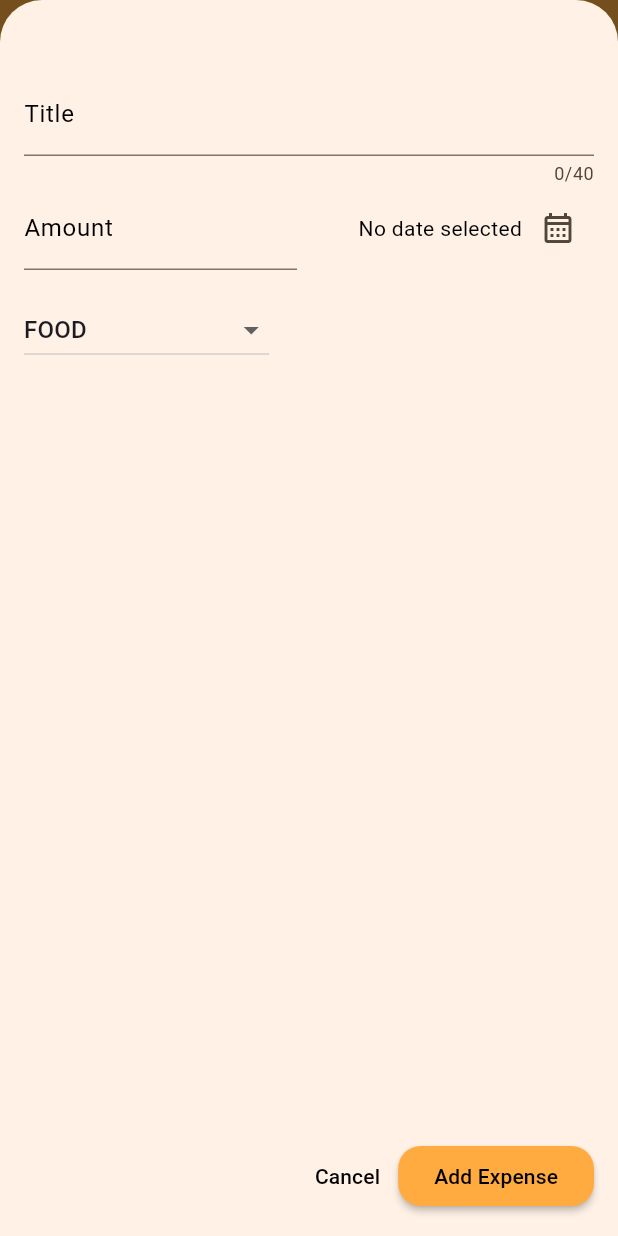
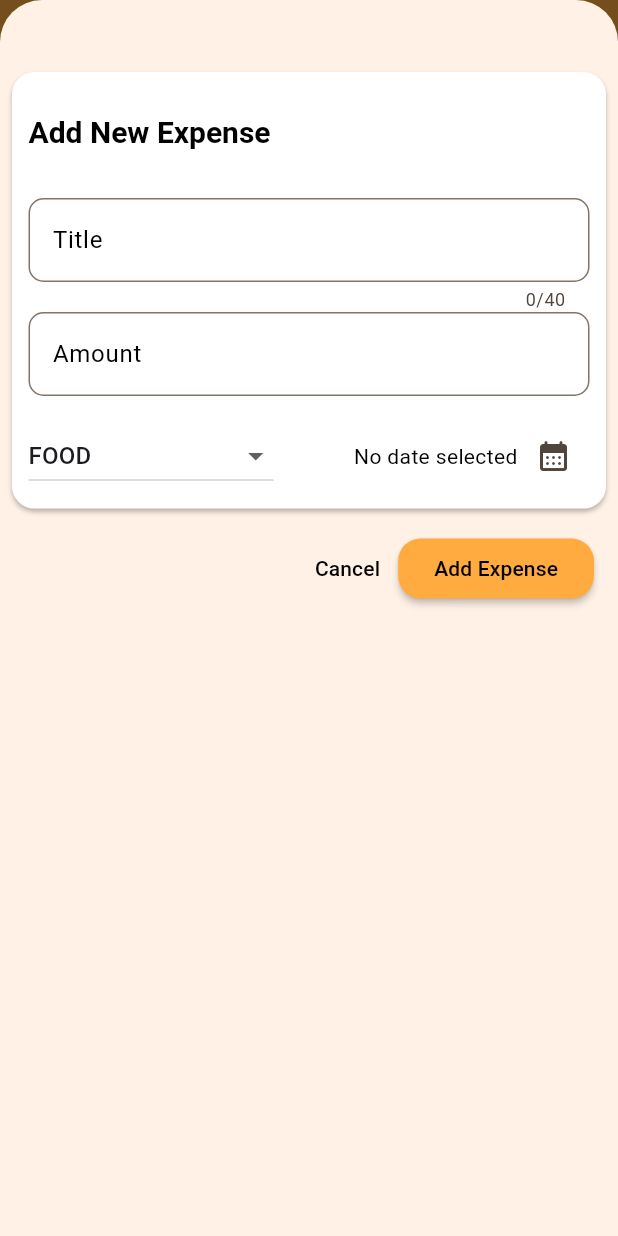
Before and after one commit to NavidZamanKhan/Expense-Tracker-App, a Flutter app: the screen it shows after launch, after a tap on the "add" icon, on a phone screen of 412 x 824 dp. Run offline on Flutter 3.47's test engine with Material 3 defaults, Android fonts, the phone set to English and light mode, and no system bars; our stand-ins replace google_fonts.

Commit message:
redesigned the whole model form

```diff
--- a/lib/main.dart
+++ b/lib/main.dart
@@ -68,7 +68,7 @@ void main() {
         ///cardTheme
         cardTheme: const CardTheme().copyWith(
           color: kColorScheme.surfaceContainerLow,
-          margin: const EdgeInsets.symmetric(horizontal: 10, vertical: 6),
+          margin: const EdgeInsets.symmetric(horizontal: 8, vertical: 4),
           elevation: 2,
           shape: RoundedRectangleBorder(
             borderRadius: BorderRadius.circular(15),
@@ -101,6 +101,14 @@ void main() {
             color: Colors.black,
           ),
         ),
+
+        ///inputDecorationTheme
+        inputDecorationTheme: InputDecorationTheme(
+          border: OutlineInputBorder(
+            borderRadius: BorderRadius.circular(10),
+            gapPadding: 4,
+          ),
+        ),
       ),
       themeMode: ThemeMode.system,
       home: Expenses(),
--- a/lib/widget/expenses_list/expenses_list.dart
+++ b/lib/widget/expenses_list/expenses_list.dart
@@ -16,6 +16,8 @@ class ExpensesList extends StatelessWidget {
   Widget build(BuildContext context) {
     return ListView.builder(
       itemCount: expenses.length,
+
+      ///itemBuilder
       itemBuilder:
           (ctx, index) => Dismissible(
             key: ValueKey(ExpensesItem(expenses[index])),
--- a/lib/widget/new_expense.dart
+++ b/lib/widget/new_expense.dart
@@ -22,6 +22,7 @@ class _NewExpenseState extends State<NewExpense> {
   DateTime? _selectedDate;
   Category _selectedCategory = Category.food;
 
+  ///_presentDatePicker
   void _presentDatePicker() async {
     final now = DateTime.now();
     final firstDate = DateTime(now.year - 25, now.month, now.day);
@@ -101,9 +102,40 @@ class _NewExpenseState extends State<NewExpense> {
   @override
   Widget build(context) {
     return Padding(
-      padding: EdgeInsets.fromLTRB(16, 48, 16, 16),
+      padding: EdgeInsets.fromLTRB(8, 48, 8, 16),
       child: Column(
         children: [
+          Container(
+            decoration: BoxDecoration(
+              border: Border.all(color: Colors.white),
+              borderRadius: BorderRadius.circular(15),
+              color: Colors.white,
+              boxShadow: const [
+                BoxShadow(
+                  color: Colors.black26,
+                  blurRadius: 2,
+                  offset: Offset(0, 2),
+                ),
+              ],
+            ),
+            child: Padding(
+              padding: const EdgeInsets.all(10),
+              child: Column(
+                children: [
+                  Row(
+                    crossAxisAlignment: CrossAxisAlignment.start,
+                    children: [
+                      Padding(
+                        padding: const EdgeInsets.only(top: 16, bottom: 32),
+                        child: Text(
+                          "Add New Expense",
+                          style: Theme.of(context).textTheme.titleLarge,
+                        ),
+                      ),
+                    ],
+                  ),
+
+                  ///TextFields
                   TextField(
                     maxLength: 40,
                     controller: _titleController,
@@ -111,12 +143,12 @@ class _NewExpenseState extends State<NewExpense> {
                     decoration: const InputDecoration(
                       labelText: "Title",
                       labelStyle: TextStyle(color: Colors.black),
-              hintText: "Enter the title of the expense",
                     ),
                   ),
                   Row(
                     children: [
                       Expanded(
+                        ///TextField
                         child: TextField(
                           controller: _amountController,
                           keyboardType: TextInputType.number,
@@ -128,30 +160,12 @@ class _NewExpenseState extends State<NewExpense> {
                           ),
                         ),
                       ),
-              const SizedBox(width: 16),
-              Expanded(
-                child: Row(
-                  mainAxisAlignment: MainAxisAlignment.end,
-                  crossAxisAlignment: CrossAxisAlignment.center,
-                  children: [
-                    Text(
-                      _selectedDate == null
-                          ? "No date selected"
-                          : formatter.format(_selectedDate!),
-                      style: const TextStyle(color: Colors.black),
-                    ),
-                    IconButton(
-                      onPressed: _presentDatePicker,
-                      icon: const Icon(Icons.calendar_month_outlined),
-                    ),
-                  ],
-                ),
-              ),
                     ],
                   ),
                   const SizedBox(height: 16),
                   Row(
                     children: [
+                      ///DropdownButton
                       DropdownButton(
                         value: _selectedCategory,
                         items:
@@ -169,10 +183,37 @@ class _NewExpenseState extends State<NewExpense> {
                               _selectedCategory = value;
                             }),
                       ),
+                      const SizedBox(width: 12),
+                      Expanded(
+                        child: Row(
+                          mainAxisAlignment: MainAxisAlignment.end,
+                          crossAxisAlignment: CrossAxisAlignment.center,
+                          children: [
+                            Text(
+                              _selectedDate == null
+                                  ? "No date selected"
+                                  : formatter.format(_selectedDate!),
+                              style: const TextStyle(color: Colors.black),
+                            ),
+
+                            ///IconButton
+                            IconButton(
+                              onPressed: _presentDatePicker,
+                              icon: const Icon(Icons.calendar_month_rounded),
+                            ),
                           ],
                         ),
-          Spacer(),
-          Row(
+                      ),
+                    ],
+                  ),
+                ],
+              ),
+            ),
+          ),
+
+          Padding(
+            padding: const EdgeInsets.symmetric(vertical: 16, horizontal: 8),
+            child: Row(
               mainAxisAlignment: MainAxisAlignment.end,
               children: [
                 TextButton(
@@ -196,6 +237,7 @@ class _NewExpenseState extends State<NewExpense> {
                 ),
               ],
             ),
+          ),
         ],
       ),
     );
```
Lines whose indentation alone changed are shown as unchanged.
